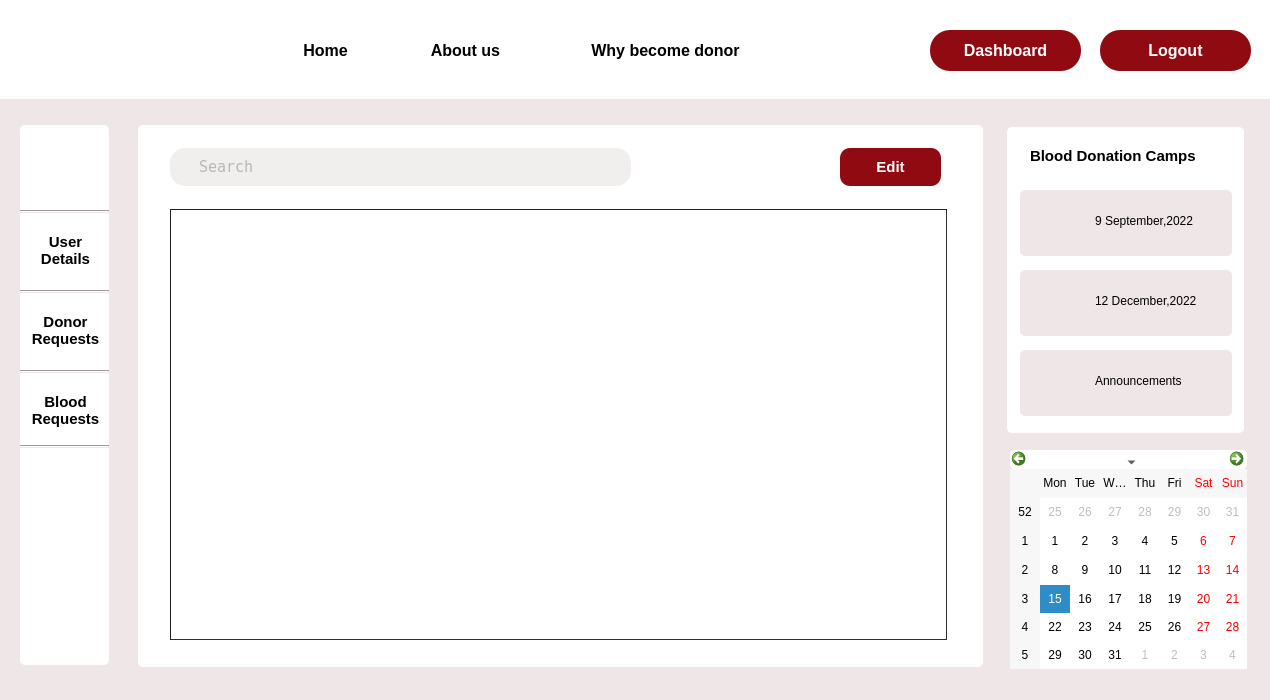
This is donor_request.ui in Rista10/Final as Qt 5 draws it before an edit. The edited form follows.
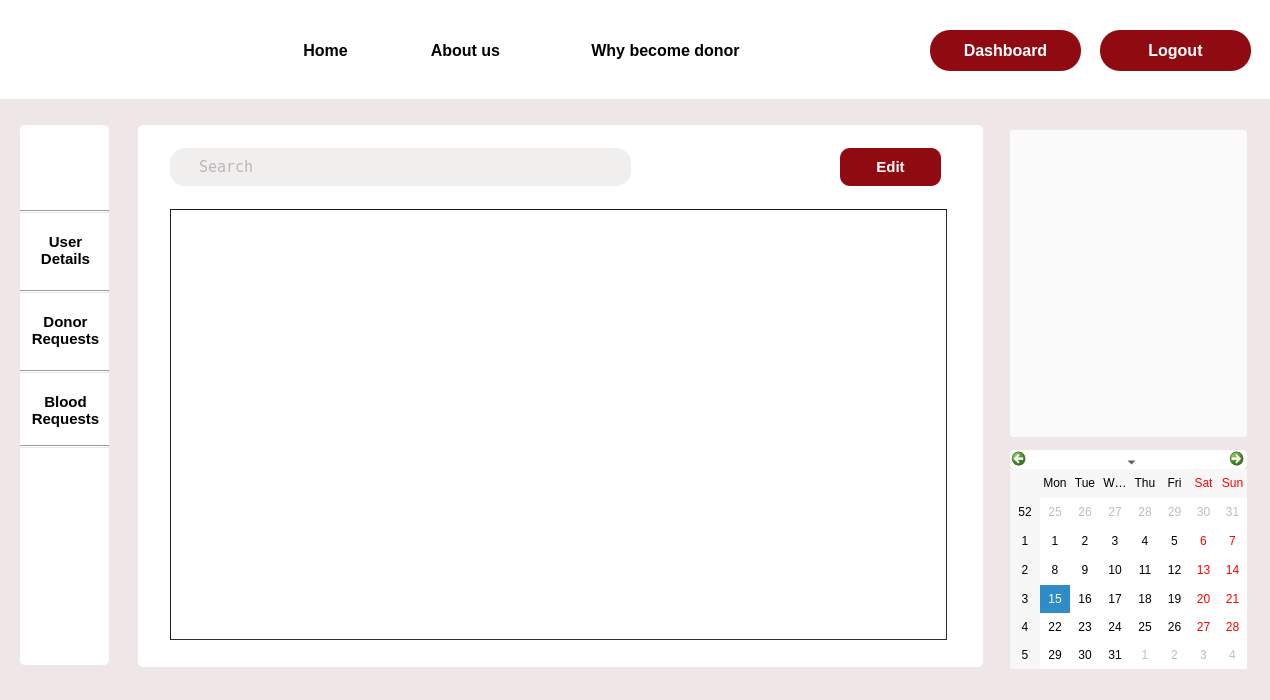
This is the edited form. Icons and pictures are not drawn.

The edit to the form file:
```diff
--- a/donor_request.ui
+++ b/donor_request.ui
@@ -16,25 +16,6 @@
   <property name="styleSheet">
    <string notr="true">background-color:#EFE6E7;</string>
   </property>
-  <widget class="QLabel" name="label_28">
-   <property name="geometry">
-    <rect>
-     <x>1030</x>
-     <y>280</y>
-     <width>52</width>
-     <height>52</height>
-    </rect>
-   </property>
-   <property name="cursor">
-    <cursorShape>PointingHandCursor</cursorShape>
-   </property>
-   <property name="styleSheet">
-    <string notr="true">background-image: url(:/img/Images/blood.png);</string>
-   </property>
-   <property name="text">
-    <string/>
-   </property>
-  </widget>
   <widget class="QLabel" name="label_5">
    <property name="geometry">
     <rect>
@@ -55,89 +36,6 @@
     <string/>
    </property>
   </widget>
-  <widget class="QLabel" name="label_31">
-   <property name="geometry">
-    <rect>
-     <x>1095</x>
-     <y>280</y>
-     <width>131</width>
-     <height>41</height>
-    </rect>
-   </property>
-   <property name="cursor">
-    <cursorShape>PointingHandCursor</cursorShape>
-   </property>
-   <property name="styleSheet">
-    <string notr="true">#label_31::hover
-{
-
-	color: rgb(144, 10, 18);
-}</string>
-   </property>
-   <property name="text">
-    <string>12 December,2022</string>
-   </property>
-  </widget>
-  <widget class="QLabel" name="label_24">
-   <property name="geometry">
-    <rect>
-     <x>1020</x>
-     <y>190</y>
-     <width>212</width>
-     <height>66</height>
-    </rect>
-   </property>
-   <property name="cursor">
-    <cursorShape>PointingHandCursor</cursorShape>
-   </property>
-   <property name="styleSheet">
-    <string notr="true">border-radius:5px;</string>
-   </property>
-   <property name="text">
-    <string/>
-   </property>
-  </widget>
-  <widget class="QLabel" name="label_29">
-   <property name="geometry">
-    <rect>
-     <x>1030</x>
-     <y>360</y>
-     <width>51</width>
-     <height>41</height>
-    </rect>
-   </property>
-   <property name="cursor">
-    <cursorShape>PointingHandCursor</cursorShape>
-   </property>
-   <property name="styleSheet">
-    <string notr="true">border-image: url(:/img/Images/announcement.png);</string>
-   </property>
-   <property name="text">
-    <string/>
-   </property>
-  </widget>
-  <widget class="QLabel" name="label_23">
-   <property name="geometry">
-    <rect>
-     <x>1030</x>
-     <y>140</y>
-     <width>201</width>
-     <height>31</height>
-    </rect>
-   </property>
-   <property name="font">
-    <font>
-     <pointsize>11</pointsize>
-     <bold>true</bold>
-    </font>
-   </property>
-   <property name="styleSheet">
-    <string notr="true">background-color: rgb(255, 255, 255);</string>
-   </property>
-   <property name="text">
-    <string>Blood Donation Camps</string>
-   </property>
-  </widget>
   <widget class="Line" name="line_3">
    <property name="geometry">
     <rect>
@@ -197,29 +95,6 @@
     <string/>
    </property>
   </widget>
-  <widget class="QLabel" name="label_30">
-   <property name="geometry">
-    <rect>
-     <x>1095</x>
-     <y>200</y>
-     <width>131</width>
-     <height>41</height>
-    </rect>
-   </property>
-   <property name="cursor">
-    <cursorShape>PointingHandCursor</cursorShape>
-   </property>
-   <property name="styleSheet">
-    <string notr="true">#label_30::hover
-{
-
-	color: rgb(144, 10, 18);
-}</string>
-   </property>
-   <property name="text">
-    <string>9 September,2022</string>
-   </property>
-  </widget>
   <widget class="QPushButton" name="my_details_2">
    <property name="geometry">
     <rect>
@@ -339,25 +214,6 @@
     <enum>Qt::Horizontal</enum>
    </property>
   </widget>
-  <widget class="QLabel" name="label_26">
-   <property name="geometry">
-    <rect>
-     <x>1020</x>
-     <y>270</y>
-     <width>212</width>
-     <height>66</height>
-    </rect>
-   </property>
-   <property name="cursor">
-    <cursorShape>PointingHandCursor</cursorShape>
-   </property>
-   <property name="styleSheet">
-    <string notr="true">border-radius:5px;</string>
-   </property>
-   <property name="text">
-    <string/>
-   </property>
-  </widget>
   <widget class="QLabel" name="label_7">
    <property name="geometry">
     <rect>
@@ -375,25 +231,6 @@
     <string/>
    </property>
   </widget>
-  <widget class="QLabel" name="label_25">
-   <property name="geometry">
-    <rect>
-     <x>1020</x>
-     <y>350</y>
-     <width>212</width>
-     <height>66</height>
-    </rect>
-   </property>
-   <property name="cursor">
-    <cursorShape>PointingHandCursor</cursorShape>
-   </property>
-   <property name="styleSheet">
-    <string notr="true">border-radius:5px;</string>
-   </property>
-   <property name="text">
-    <string/>
-   </property>
-  </widget>
   <widget class="QCalendarWidget" name="calendarWidget">
    <property name="geometry">
     <rect>
@@ -411,29 +248,6 @@
 border-radius:5px;</string>
    </property>
   </widget>
-  <widget class="QLabel" name="label_32">
-   <property name="geometry">
-    <rect>
-     <x>1095</x>
-     <y>360</y>
-     <width>131</width>
-     <height>41</height>
-    </rect>
-   </property>
-   <property name="cursor">
-    <cursorShape>PointingHandCursor</cursorShape>
-   </property>
-   <property name="styleSheet">
-    <string notr="true">#label_32::hover
-{
-
-	color: rgb(144, 10, 18);
-}</string>
-   </property>
-   <property name="text">
-    <string>Announcements</string>
-   </property>
-  </widget>
   <widget class="QPushButton" name="why">
    <property name="geometry">
     <rect>
@@ -468,25 +282,6 @@
     <string>Why become donor</string>
    </property>
   </widget>
-  <widget class="QLabel" name="label_27">
-   <property name="geometry">
-    <rect>
-     <x>1030</x>
-     <y>200</y>
-     <width>52</width>
-     <height>52</height>
-    </rect>
-   </property>
-   <property name="cursor">
-    <cursorShape>PointingHandCursor</cursorShape>
-   </property>
-   <property name="styleSheet">
-    <string notr="true">background-image: url(:/img/Images/blood.png);</string>
-   </property>
-   <property name="text">
-    <string/>
-   </property>
-  </widget>
   <widget class="QPushButton" name="my_details">
    <property name="geometry">
     <rect>
@@ -621,23 +416,6 @@
     <enum>Qt::Horizontal</enum>
    </property>
   </widget>
-  <widget class="QLabel" name="label_4">
-   <property name="geometry">
-    <rect>
-     <x>1007</x>
-     <y>127</y>
-     <width>237</width>
-     <height>306</height>
-    </rect>
-   </property>
-   <property name="styleSheet">
-    <string notr="true">background-color: rgb(255, 255, 255);
-border-radius:5px;</string>
-   </property>
-   <property name="text">
-    <string/>
-   </property>
-  </widget>
   <widget class="QTableView" name="tableView">
    <property name="geometry">
     <rect>
@@ -762,6 +540,34 @@
     <string>Logout</string>
    </property>
   </widget>
+  <widget class="QPushButton" name="pushButton_4">
+   <property name="geometry">
+    <rect>
+     <x>1010</x>
+     <y>130</y>
+     <width>237</width>
+     <height>307</height>
+    </rect>
+   </property>
+   <property name="styleSheet">
+    <string notr="true">background-color: rgb(250, 250, 250);
+border-radius:3px;
+</string>
+   </property>
+   <property name="text">
+    <string/>
+   </property>
+   <property name="icon">
+    <iconset resource="Resources.qrc">
+     <normaloff>:/Images/donor_day.JPG</normaloff>:/Images/donor_day.JPG</iconset>
+   </property>
+   <property name="iconSize">
+    <size>
+     <width>250</width>
+     <height>400</height>
+    </size>
+   </property>
+  </widget>
   <zorder>label_3</zorder>
   <zorder>label_4</zorder>
   <zorder>label_2</zorder>
```
Left out of the diff: 16 changed lines with no effect on the pictures.
